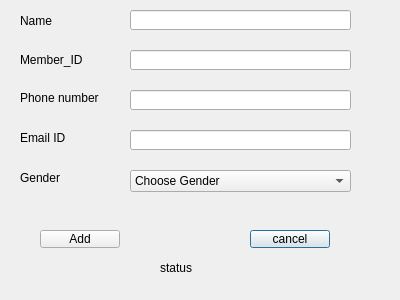
Qt form LibraryManagementSoftware/LibraryManagementSoftware/addmember.ui (vashutangri/library_management_system) before a commit.
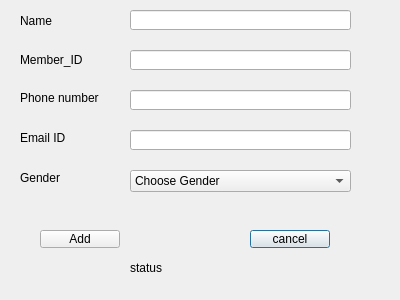
The same form after that commit.

Patch:
```diff
--- a/LibraryManagementSoftware/LibraryManagementSoftware/addmember.ui
+++ b/LibraryManagementSoftware/LibraryManagementSoftware/addmember.ui
@@ -113,9 +113,9 @@
   <widget class="QLabel" name="status">
    <property name="geometry">
     <rect>
-     <x>160</x>
+     <x>130</x>
      <y>260</y>
-     <width>51</width>
+     <width>151</width>
      <height>16</height>
     </rect>
    </property>
```
